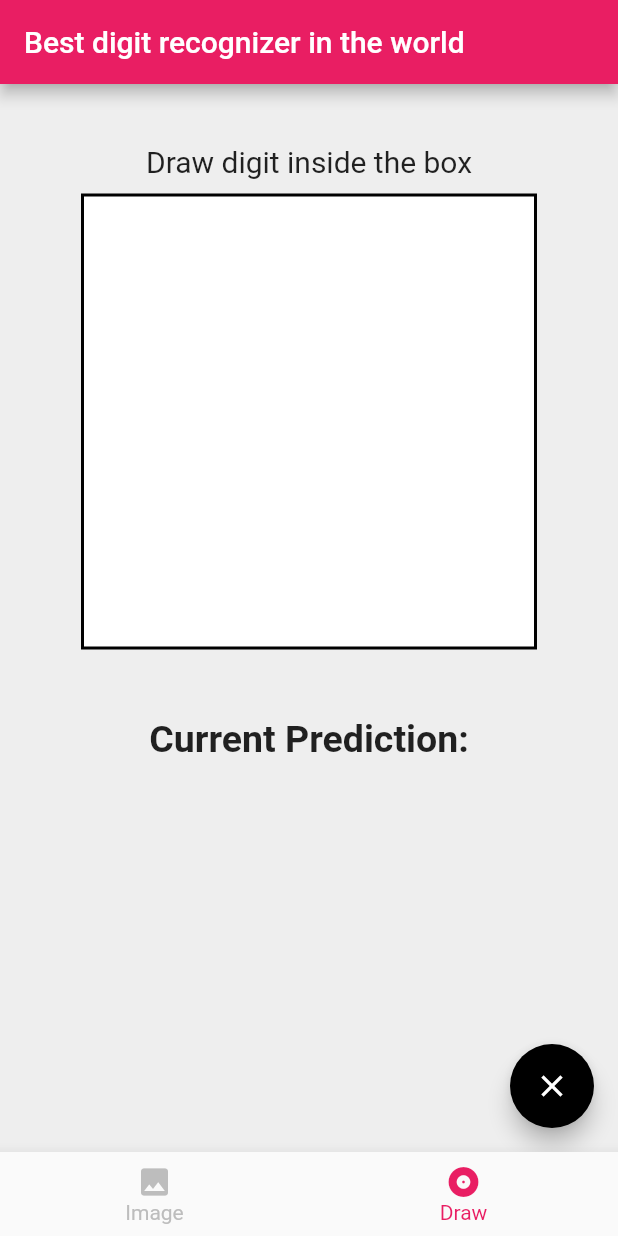
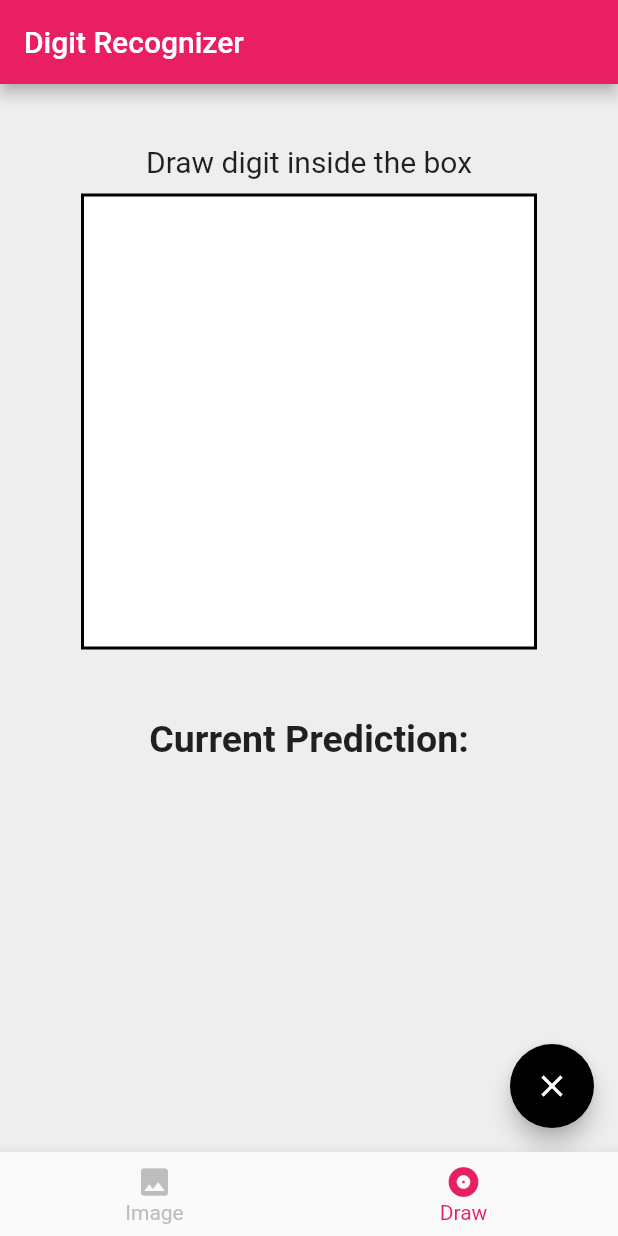
Before and after one commit to abhinav-TB/Digit_Recogniser, a Flutter app: the screen it shows after launch, item 2 of the bottom bar chosen, on a phone screen of 412 x 824 dp. Run offline on Flutter 3.47's test engine with Material 2 defaults, Android fonts, the phone set to English and light mode, and no system bars; our stand-ins replace image_picker; missing offline and left inert: tflite_flutter.

Commit message:
apk build succesful

```diff
--- a/mnist/lib/pages/draw.dart
+++ b/mnist/lib/pages/draw.dart
@@ -30,7 +30,7 @@ class _DrawPageState extends State<DrawPage> {
       ),
       appBar: AppBar(
         backgroundColor: Colors.pink,
-        title: Text("Best digit recognizer in the world"),
+        title: Text("Digit Recognizer"),
       ),
       body: Align(
         alignment: Alignment.center,
--- a/mnist/pubspec.yaml
+++ b/mnist/pubspec.yaml
@@ -38,6 +38,10 @@ dev_dependencies:
   flutter_test:
     sdk: flutter
 
+flutter_icons:
+  android: true
+  ios: false
+  image_path: "assets/icon.jpg"
 # For information on the generic Dart part of this file, see the
 # following page: https://dart.dev/tools/pub/pubspec
 
```
Also changed, not shown: mnist/assets/icon.jpg (added), 7 other files.
